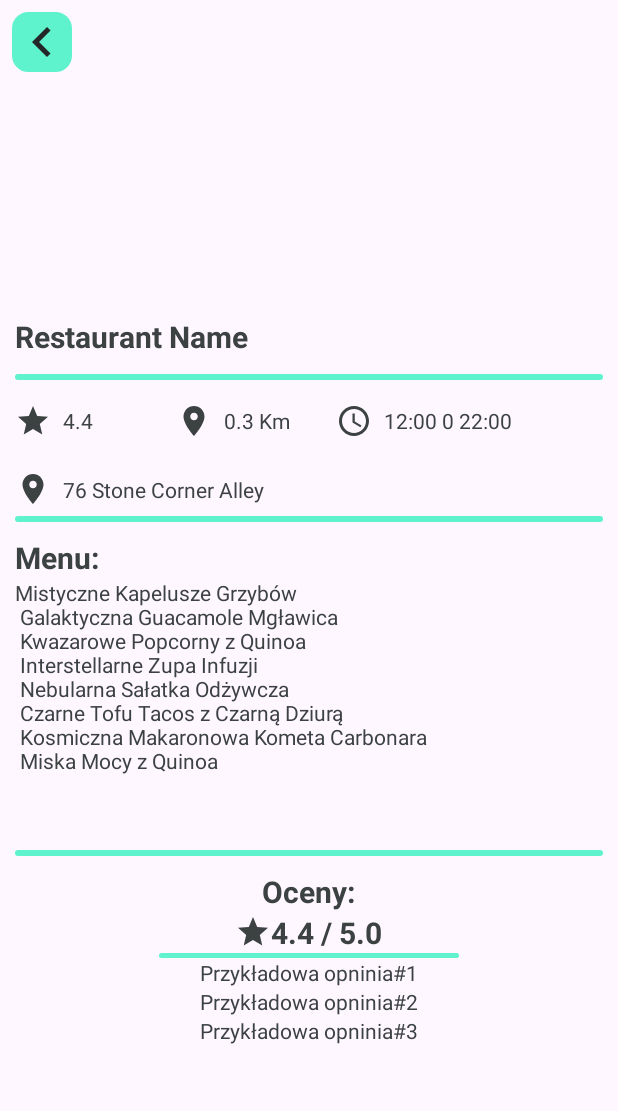
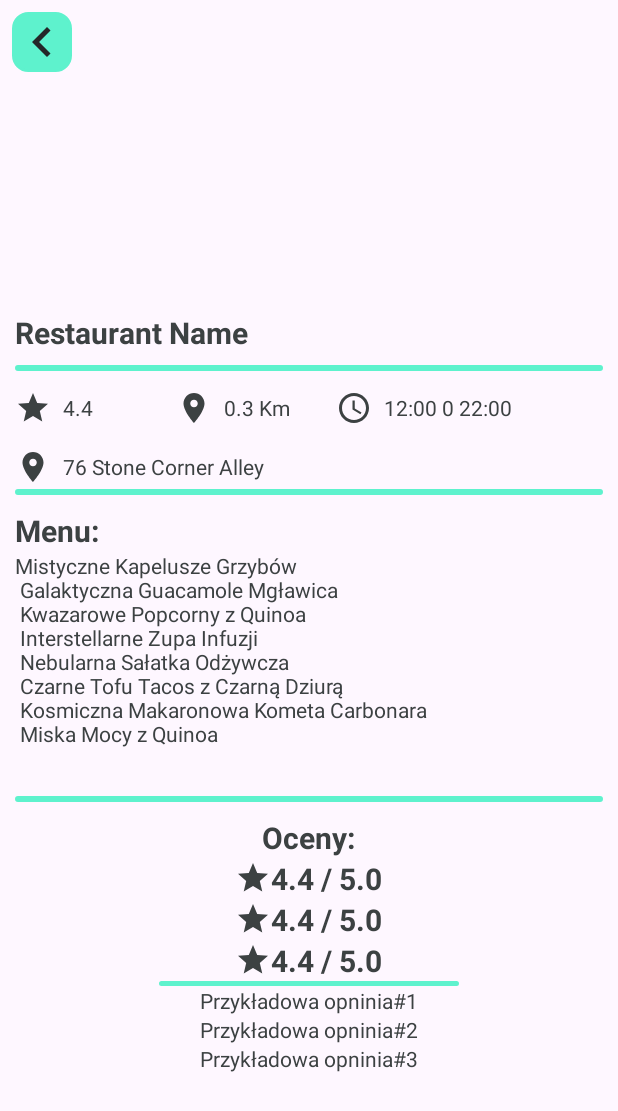
Before and after one commit to Leshens/LetsEatMobile, an Android app: the RestaurantPanelActivity screen opened directly, with no data from a screen before it, on a phone screen of 412 x 824 dp. Shown: the top 1111 px of the screen. Run offline under Robolectric (Android 15) with nearby library versions, the phone set to English and light mode, and no system bars; pictures from the network do not load.

Commit message:
API, RestaurantPanel Działa
"Thus do we invoke the Machine God.
Thus do we make whole that which was sundered."~Hymn of Reforging

```diff
--- a/app/src/main/java/com/leshen/letseatmobile/ApiService.kt
+++ b/app/src/main/java/com/leshen/letseatmobile/ApiService.kt
@@ -1,7 +1,10 @@
 package com.leshen.letseatmobile
 
 import com.leshen.letseatmobile.restaurantList.RestaurantListModel
+import com.leshen.letseatmobile.restaurantPanel.RestaurantPanelModel
+import retrofit2.Call
 import retrofit2.http.GET
+import retrofit2.http.Path
 import retrofit2.http.Query
 
 interface ApiService {
@@ -12,4 +15,7 @@ interface ApiService {
         @Query("radius") radius: Int
     ): List<RestaurantListModel>
 
+    @GET("/api/restaurants/panel/{id}")
+    suspend fun getRestaurantPanelData(@Path("id") restaurantId: Int): RestaurantPanelModel
+
 }
--- a/app/src/main/java/com/leshen/letseatmobile/HomeViewModel.kt
+++ b/app/src/main/java/com/leshen/letseatmobile/HomeViewModel.kt
@@ -61,7 +61,7 @@ class HomeViewModel : ViewModel() {
                     radius = radius
                 )
 
-                Log.d("HTTP_RESPONSE", "Received data from API: $restaurants")
+                Log.d("HTTP_RESPONSE_LOG", "Received data from API: $restaurants")
 
                 _restaurants.value = restaurants
 
--- a/app/src/main/java/com/leshen/letseatmobile/RestaurantPanelActivity.kt
+++ b/app/src/main/java/com/leshen/letseatmobile/RestaurantPanelActivity.kt
@@ -1,14 +1,20 @@
 package com.leshen.letseatmobile
 
-import android.content.Intent
 import androidx.appcompat.app.AppCompatActivity
 import android.os.Bundle
 import android.widget.ImageButton
 import android.widget.ImageView
 import android.widget.TextView
+
+import androidx.lifecycle.ViewModelProvider
+import androidx.lifecycle.lifecycleScope
 import com.bumptech.glide.Glide
+import com.leshen.letseatmobile.restaurantPanel.RestaurantPanelModel
+import kotlinx.coroutines.launch
+class RestaurantPanelActivity : AppCompatActivity() {
 
-class RestaurantPanelActivity : AppCompatActivity() {
+    private lateinit var restaurantPanelViewModel: RestaurantPanelViewModel
+
     override fun onCreate(savedInstanceState: Bundle?) {
         super.onCreate(savedInstanceState)
         supportActionBar?.hide()
@@ -16,29 +22,69 @@ class RestaurantPanelActivity : AppCompatActivity() {
 
         // Retrieve data from the intent
         val restaurantId = intent.getIntExtra("restaurantId", -1)
-//        val restaurantName = intent.getStringExtra("restaurantName")
-//        val restaurantPictureLink = intent.getStringExtra("photoLink")
-//
-//        // Data from panel
-//        val restaurantNameTextView = findViewById<TextView>(R.id.restaurantPanelRestaurantName)
-//        val restaurantImageView = findViewById<ImageView>(R.id.restaurantImageView)
-//        val backButton = findViewById<ImageButton>(R.id.restaurantPanelReturnButton)
-//
-//        // Data functions
-//        restaurantNameTextView.text = restaurantName
-//
-//        // Load and display the image using Glide
-//        Glide.with(this)
-//            .load(restaurantPictureLink)  // Replace with the actual image URL
-//            .placeholder(R.drawable.template_restauracja)  // Placeholder image while loading
-//            .error(R.drawable.template_restauracja)  // Image to display in case of an error
-//            .centerCrop()
-//            .into(restaurantImageView)
-//
-//        backButton.setOnClickListener {
-//            val intent = Intent(this, MainActivity::class.java)
-//            startActivity(intent)
-//            finish()
-//        }
+
+        // Initialize ViewModel
+        restaurantPanelViewModel = ViewModelProvider(this).get(RestaurantPanelViewModel::class.java)
+
+        // Observe LiveData
+        restaurantPanelViewModel.restaurantData.observe(this) { restaurant ->
+            // Update UI with fetched data
+            updateUI(restaurant)
+        }
+
+        restaurantPanelViewModel.errorMessage.observe(this) { errorMessage ->
+            // Handle error message
+            // You can display an error message to the user or take appropriate action
+        }
+
+        // Fetch data from API using coroutine only when the activity is created
+        if (restaurantPanelViewModel.restaurantData.value == null) {
+            lifecycleScope.launch {
+                restaurantPanelViewModel.fetchDataFromApi(restaurantId)
+            }
+        }
+
+        val returnButton = findViewById<ImageButton>(R.id.restaurantPanelReturnButton)
+        returnButton.setOnClickListener {
+            finish()
+        }
+    }
+
+    private fun updateUI(restaurant: RestaurantPanelModel) {
+        val restaurantNameTextView: TextView = findViewById(R.id.restaurantPanelRestaurantName)
+        restaurantNameTextView.text = restaurant.restaurantName
+
+        val starTextView: TextView = findViewById(R.id.restaurantPanelRestaurantStar)
+        starTextView.text = "${(restaurant.averageFood + restaurant.averageAtmosphere + restaurant.averageService) / 3}"
+
+        val distanceTextView: TextView = findViewById(R.id.restaurantPanelRestaurantDistance)
+        distanceTextView.text = "0.3 Km"
+
+        val timeTextView: TextView = findViewById(R.id.restaurantPanelRestaurantTime)
+        timeTextView.text = restaurant.openingHours
+
+        val locationTextView: TextView = findViewById(R.id.restaurantPanelLocation)
+        locationTextView.text = restaurant.location
+
+        val menuTextView: TextView = findViewById(R.id.restaurantPanelMenu)
+        menuTextView.text = restaurant.menuModels?.joinToString("\n") { it.name } ?: ""
+
+        val foodTextView: TextView = findViewById(R.id.restaurantPanelFood)
+        foodTextView.text = "Food: ${restaurant.averageFood} / 5"
+
+        val atmosphereTextView: TextView = findViewById(R.id.restaurantPanelAtmosphere)
+        atmosphereTextView.text = "Atmosphere: ${restaurant.averageAtmosphere} / 5"
+
+        val serviceTextView: TextView = findViewById(R.id.restaurantPanelService)
+        serviceTextView.text = "Service: ${restaurant.averageService} / 5"
+
+        val restaurantImageView: ImageView = findViewById(R.id.restaurantImageView)
+        // Load the restaurant image using Glide
+        Glide.with(this)
+            .load(restaurant.photoLink)
+            .placeholder(R.drawable.template_restauracja)
+            .error(R.drawable.template_restauracja)
+            .centerCrop()
+            .into(restaurantImageView)
     }
 }
--- /dev/null
+++ b/app/src/main/java/com/leshen/letseatmobile/RestaurantPanelViewModel.kt
@@ -0,0 +1,57 @@
+package com.leshen.letseatmobile
+
+import android.util.Log
+import androidx.lifecycle.MutableLiveData
+import androidx.lifecycle.ViewModel
+import com.leshen.letseatmobile.restaurantPanel.RestaurantPanelModel
+import okhttp3.OkHttpClient
+import okhttp3.logging.HttpLoggingInterceptor
+import retrofit2.Retrofit
+import retrofit2.converter.gson.GsonConverterFactory
+
+class RestaurantPanelViewModel : ViewModel() {
+
+    val restaurantData = MutableLiveData<RestaurantPanelModel>()
+    val errorMessage = MutableLiveData<String>()
+
+    suspend fun fetchDataFromApi(restaurantId: Int) {
+        try {
+            val loggingInterceptor = HttpLoggingInterceptor { message ->
+                Log.d("HTTP_LOG", message)
+            }
+            loggingInterceptor.level = HttpLoggingInterceptor.Level.BODY
+
+            val client = OkHttpClient.Builder()
+                .addInterceptor(loggingInterceptor)
+                .build()
+
+            val apiService = Retrofit.Builder()
+                .baseUrl("http://31.179.139.182:690")
+                .addConverterFactory(GsonConverterFactory.create())
+                .client(client)
+                .build()
+                .create(ApiService::class.java)
+
+            val restaurant = apiService.getRestaurantPanelData(restaurantId)
+
+            Log.d("HTTP_RESPONSE_PANEL", "Received data from API: $restaurant")
+
+            // Update LiveData with the fetched data
+            restaurantData.postValue(restaurant)
+
+        } catch (e: retrofit2.HttpException) {
+            if (e.code() == 404) {
+                Log.e("HTTP_ERROR_404", "Resource not found (HTTP 404)", e)
+                // Handle 404 error appropriately
+                errorMessage.postValue("Failed to fetch restaurant details")
+            } else {
+                Log.e("HTTP_ERROR_Else", "HTTP error: ${e.code()}", e)
+                // Handle other HTTP errors
+                errorMessage.postValue("Failed to fetch restaurant details")
+            }
+        } catch (e: Exception) {
+            Log.e("HTTP_ERROR_OTHER", "Error fetching data from API", e)
+            errorMessage.postValue("Failed to connect to the server")
+        }
+    }
+}
--- a/app/src/main/res/layout/activity_restaurant_panel.xml
+++ b/app/src/main/res/layout/activity_restaurant_panel.xml
@@ -164,7 +164,31 @@ Miska Mocy z Quinoa\n
                     android:textStyle="bold" />
 
                 <TextView
-                    android:id="@+id/restaurantPanelRating"
+                    android:id="@+id/restaurantPanelFood"
+                    android:layout_width="wrap_content"
+                    android:layout_height="wrap_content"
+                    android:layout_gravity="center"
+                    android:gravity="center_vertical"
+                    android:text="4.4 / 5.0"
+                    android:textSize="20sp"
+                    android:textStyle="bold"
+                    app:drawableLeftCompat="@drawable/baseline_star_24"
+
+                    />
+                <TextView
+                    android:id="@+id/restaurantPanelAtmosphere"
+                    android:layout_width="wrap_content"
+                    android:layout_height="wrap_content"
+                    android:layout_gravity="center"
+                    android:gravity="center_vertical"
+                    android:text="4.4 / 5.0"
+                    android:textSize="20sp"
+                    android:textStyle="bold"
+                    app:drawableLeftCompat="@drawable/baseline_star_24"
+
+                    />
+                <TextView
+                    android:id="@+id/restaurantPanelService"
                     android:layout_width="wrap_content"
                     android:layout_height="wrap_content"
                     android:layout_gravity="center"
```
